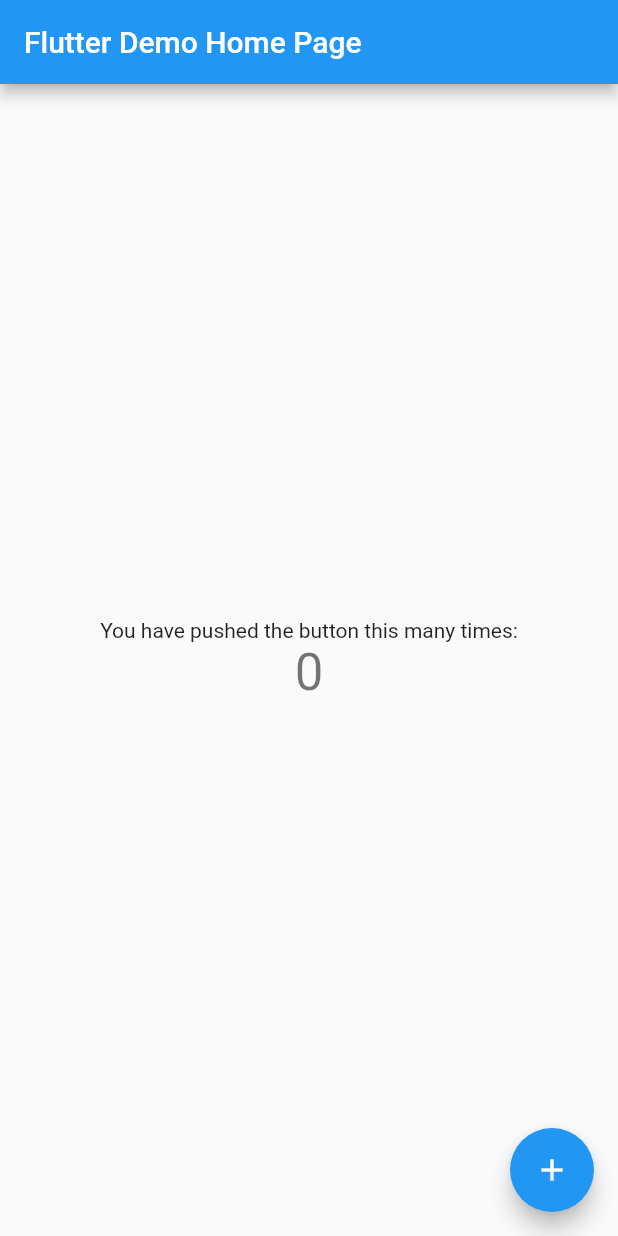
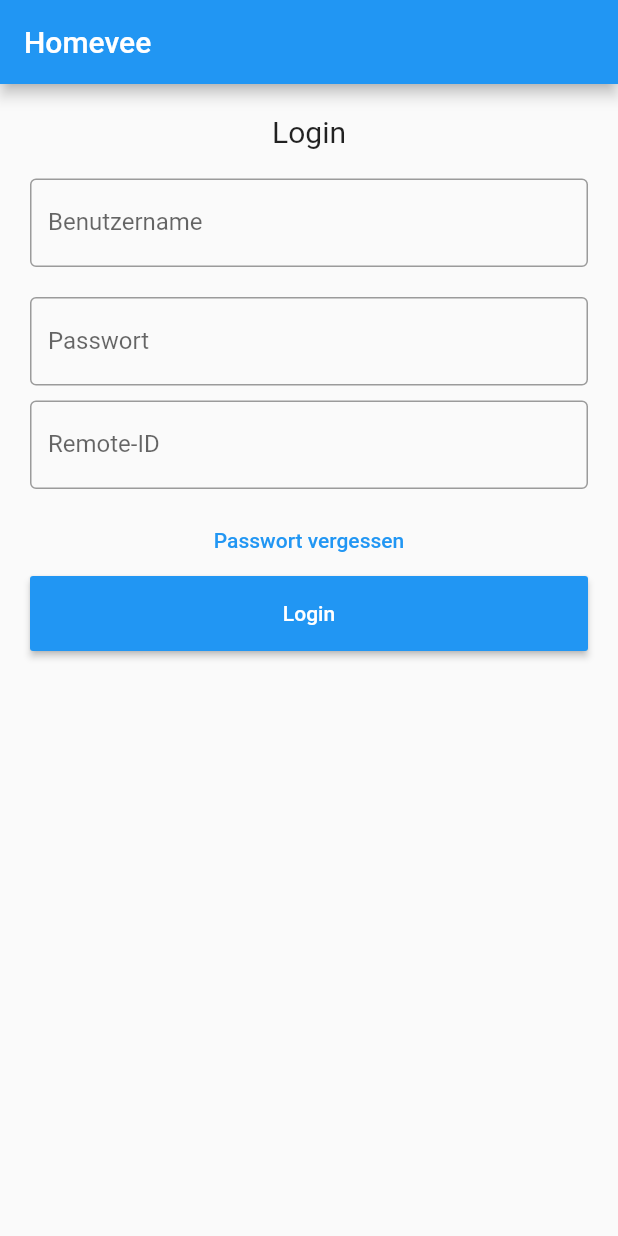
Before and after one commit to homevee/homevee_app, a Flutter app: the screen it shows after launch, on a phone screen of 412 x 824 dp. Run offline on Flutter 3.47's test engine with Material 2 defaults, Android fonts, the phone set to English and light mode, and no system bars; our stand-ins replace shared_preferences.

Commit message:
HMV-142: Login implementiert

```diff
--- /dev/null
+++ b/lib/gui/activities/login.dart
@@ -0,0 +1,129 @@
+import 'dart:convert';
+
+import 'package:flutter/material.dart';
+import 'package:homevee_app/gui/activities/mainmenu.dart';
+import 'package:homevee_app/gui/dialogs.dart';
+import 'package:homevee_app/model/room.dart';
+import 'package:homevee_app/system/serverdata.dart';
+import 'package:http/http.dart';
+import '../../service/login.dart' as loginService;
+import '../../system/serverdata.dart' as serverData;
+
+class Login extends StatefulWidget {
+  @override
+  _State createState() => _State();
+}
+
+class _State extends State<Login> {
+  TextEditingController usernameController = TextEditingController();
+  TextEditingController passwordController = TextEditingController();
+  TextEditingController remoteIdController = TextEditingController();
+
+  @override
+  Widget build(BuildContext context) {
+    serverData.getUserdata().then((userData) => {this.autoLoginSetup(userData)});
+
+    return Scaffold(
+        appBar: AppBar(
+          title: Text('Homevee'),
+        ),
+        body: Padding(
+            padding: EdgeInsets.all(10),
+            child: ListView(
+              children: <Widget>[
+
+                Container(
+                    alignment: Alignment.center,
+                    padding: EdgeInsets.all(10),
+                    child: Text(
+                      'Login',
+                      style: TextStyle(fontSize: 20),
+                    )),
+                Container(
+                  padding: EdgeInsets.all(10),
+                  child: TextField(
+                    controller: usernameController,
+                    decoration: InputDecoration(
+                      border: OutlineInputBorder(),
+                      labelText: 'Benutzername',
+                    ),
+                  ),
+                ),
+                Container(
+                  padding: EdgeInsets.fromLTRB(10, 10, 10, 0),
+                  child: TextField(
+                    obscureText: true,
+                    controller: passwordController,
+                    decoration: InputDecoration(
+                      border: OutlineInputBorder(),
+                      labelText: 'Passwort',
+                    ),
+                  ),
+                ),
+                Container(
+                  padding: EdgeInsets.all(10),
+                  child: TextField(
+                    controller: remoteIdController,
+                    decoration: InputDecoration(
+                      border: OutlineInputBorder(),
+                      labelText: 'Remote-ID',
+                    ),
+                  ),
+                ),
+                FlatButton(
+                  onPressed: (){
+                    //forgot password screen
+                  },
+                  textColor: Colors.blue,
+                  child: Text('Passwort vergessen'),
+                ),
+                Container(
+                    height: 50,
+                    padding: EdgeInsets.fromLTRB(10, 0, 10, 0),
+                    child: RaisedButton(
+                      textColor: Colors.white,
+                      color: Colors.blue,
+                      child: Text('Login'),
+                      onPressed: () {
+                        this.doLogin();
+                      },
+                    )),
+              ],
+            )));
+  }
+
+  void autoLoginSetup(UserData userData){
+    usernameController.text = userData.username;
+    passwordController.text = userData.password;
+    remoteIdController.text = userData.remoteId;
+
+    if(userData.username != null && userData.password != null && userData.remoteId != null){
+      doLogin();
+    }
+  }
+
+  void doLogin(){
+    loginService.login(usernameController.text,
+                            passwordController.text,
+                            remoteIdController.text.toUpperCase()).then((response) => {
+      if(response.statusCode == 200){
+        toMainMenu(response)
+      }
+      else{
+        showAlertDialog(context, "Login fehlgeschlagen", "Login fehlgeschlagen, bitte versuche es erneut. ("+response.statusCode.toString()+")")
+      }
+    });
+  }
+
+  void toMainMenu(Response response){
+    Map<String, dynamic> responseData = json.decode(response.body);
+
+    List<Room> roomList = new List();
+    responseData["data"]["rooms"].forEach((element) {roomList.add(Room.fromJson(element));});
+
+    Navigator.push(
+      context,
+      MaterialPageRoute(builder: (context) => MainMenu(roomList: roomList)),
+    );
+  }
+}
--- a/lib/main.dart
+++ b/lib/main.dart
@@ -1,117 +1,8 @@
 import 'package:flutter/material.dart';
+import 'gui/activities/login.dart' as loginActivity;
 
 void main() {
-  runApp(MyApp());
+  runApp(MaterialApp(
+    home: loginActivity.Login(),
+  ));
 }
-
-class MyApp extends StatelessWidget {
-  // This widget is the root of your application.
-  @override
-  Widget build(BuildContext context) {
-    return MaterialApp(
-      title: 'Flutter Demo',
-      theme: ThemeData(
-        // This is the theme of your application.
-        //
-        // Try running your application with "flutter run". You'll see the
-        // application has a blue toolbar. Then, without quitting the app, try
-        // changing the primarySwatch below to Colors.green and then invoke
-        // "hot reload" (press "r" in the console where you ran "flutter run",
-        // or simply save your changes to "hot reload" in a Flutter IDE).
-        // Notice that the counter didn't reset back to zero; the application
-        // is not restarted.
-        primarySwatch: Colors.blue,
-        // This makes the visual density adapt to the platform that you run
-        // the app on. For desktop platforms, the controls will be smaller and
-        // closer together (more dense) than on mobile platforms.
-        visualDensity: VisualDensity.adaptivePlatformDensity,
-      ),
-      home: MyHomePage(title: 'Flutter Demo Home Page'),
-    );
-  }
-}
-
-class MyHomePage extends StatefulWidget {
-  MyHomePage({Key key, this.title}) : super(key: key);
-
-  // This widget is the home page of your application. It is stateful, meaning
-  // that it has a State object (defined below) that contains fields that affect
-  // how it looks.
-
-  // This class is the configuration for the state. It holds the values (in this
-  // case the title) provided by the parent (in this case the App widget) and
-  // used by the build method of the State. Fields in a Widget subclass are
-  // always marked "final".
-
-  final String title;
-
-  @override
-  _MyHomePageState createState() => _MyHomePageState();
-}
-
-class _MyHomePageState extends State<MyHomePage> {
-  int _counter = 0;
-
-  void _incrementCounter() {
-    setState(() {
-      // This call to setState tells the Flutter framework that something has
-      // changed in this State, which causes it to rerun the build method below
-      // so that the display can reflect the updated values. If we changed
-      // _counter without calling setState(), then the build method would not be
-      // called again, and so nothing would appear to happen.
-      _counter++;
-    });
-  }
-
-  @override
-  Widget build(BuildContext context) {
-    // This method is rerun every time setState is called, for instance as done
-    // by the _incrementCounter method above.
-    //
-    // The Flutter framework has been optimized to make rerunning build methods
-    // fast, so that you can just rebuild anything that needs updating rather
-    // than having to individually change instances of widgets.
-    return Scaffold(
-      appBar: AppBar(
-        // Here we take the value from the MyHomePage object that was created by
-        // the App.build method, and use it to set our appbar title.
-        title: Text(widget.title),
-      ),
-      body: Center(
-        // Center is a layout widget. It takes a single child and positions it
-        // in the middle of the parent.
-        child: Column(
-          // Column is also a layout widget. It takes a list of children and
-          // arranges them vertically. By default, it sizes itself to fit its
-          // children horizontally, and tries to be as tall as its parent.
-          //
-          // Invoke "debug painting" (press "p" in the console, choose the
-          // "Toggle Debug Paint" action from the Flutter Inspector in Android
-          // Studio, or the "Toggle Debug Paint" command in Visual Studio Code)
-          // to see the wireframe for each widget.
-          //
-          // Column has various properties to control how it sizes itself and
-          // how it positions its children. Here we use mainAxisAlignment to
-          // center the children vertically; the main axis here is the vertical
-          // axis because Columns are vertical (the cross axis would be
-          // horizontal).
-          mainAxisAlignment: MainAxisAlignment.center,
-          children: <Widget>[
-            Text(
-              'You have pushed the button this many times:',
-            ),
-            Text(
-              '$_counter',
-              style: Theme.of(context).textTheme.headline4,
-            ),
-          ],
-        ),
-      ),
-      floatingActionButton: FloatingActionButton(
-        onPressed: _incrementCounter,
-        tooltip: 'Increment',
-        child: Icon(Icons.add),
-      ), // This trailing comma makes auto-formatting nicer for build methods.
-    );
-  }
-}
--- /dev/null
+++ b/lib/model/room.dart
@@ -0,0 +1,19 @@
+class Room {
+  final int id;
+  final String name;
+  final String icon;
+
+  Room(this.id, this.name, this.icon);
+
+  Room.fromJson(Map<String, dynamic> json)
+      : id = json['id'],
+        name = json['name'],
+        icon = json['icon'];
+
+  Map<String, dynamic> toJson() =>
+      {
+        'id': id,
+        'name': name,
+        'icon': icon,
+      };
+}
--- a/pubspec.yaml
+++ b/pubspec.yaml
@@ -23,6 +23,8 @@
 dependencies:
   flutter:
     sdk: flutter
+  http: 0.12.1
+  shared_preferences: 0.5.8
 
 
   # The following adds the Cupertino Icons font to your application.
```
Also changed, not shown: lib/gui/activities/mainmenu.dart (added, +33 -0 lines), lib/gui/activities/voicecommand.dart (added, +23 -0 lines), lib/gui/dialogs.dart (added, +27 -0 lines), lib/service/api.dart (added, +25 -0 lines), lib/service/login.dart (added, +21 -0 lines), lib/system/serverdata.dart (added, +50 -0 lines), pubspec.lock, 2 other files.
